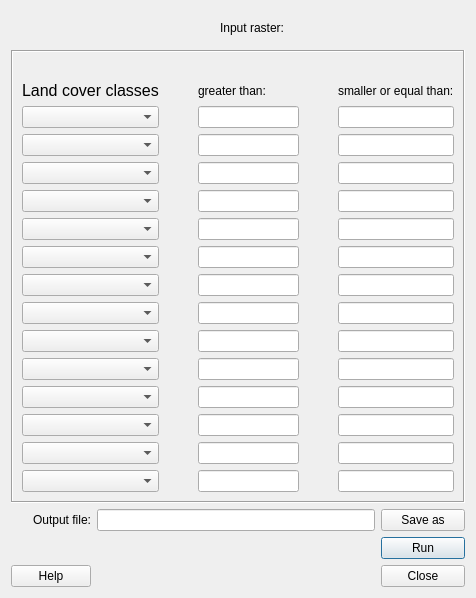
Old version of the form LandCoverReclassifier/land_cover_reclassifier_dialog_base.ui in the repository UMEP-dev/UMEP.
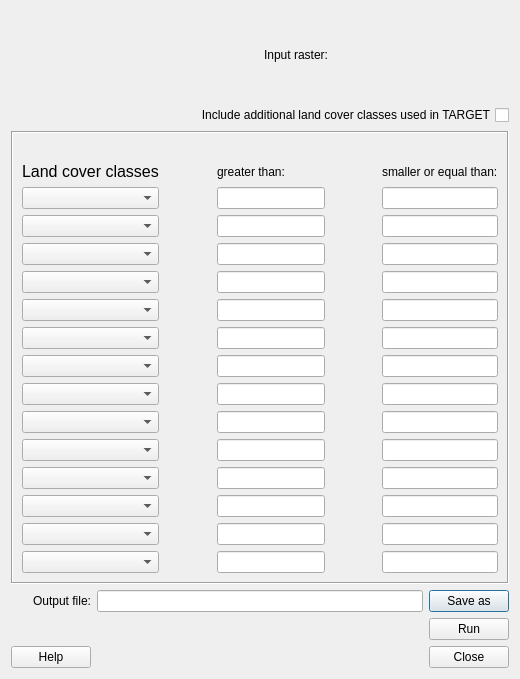
New version of the form.

Patch:
```diff
--- a/LandCoverReclassifier/land_cover_reclassifier_dialog_base.ui
+++ b/LandCoverReclassifier/land_cover_reclassifier_dialog_base.ui
@@ -6,66 +6,65 @@
    <rect>
     <x>0</x>
     <y>0</y>
-    <width>476</width>
-    <height>598</height>
+    <width>520</width>
+    <height>679</height>
    </rect>
   </property>
   <property name="windowTitle">
    <string>Land Cover Reclassifier</string>
   </property>
-  <layout class="QGridLayout" name="gridLayout">
-   <item row="3" column="5">
-    <widget class="QPushButton" name="runButton">
-     <property name="text">
-      <string>Run</string>
+  <layout class="QGridLayout" name="gridLayout_4">
+   <item row="0" column="0">
+    <spacer name="horizontalSpacer_3">
+     <property name="orientation">
+      <enum>Qt::Horizontal</enum>
      </property>
-    </widget>
-   </item>
-   <item row="4" column="5">
-    <widget class="QPushButton" name="closeButton">
-     <property name="enabled">
-      <bool>true</bool>
+     <property name="sizeHint" stdset="0">
+      <size>
+       <width>40</width>
+       <height>20</height>
+      </size>
      </property>
-     <property name="text">
-      <string>Close</string>
-     </property>
-    </widget>
+    </spacer>
    </item>
-   <item row="4" column="1">
-    <widget class="QPushButton" name="helpButton">
-     <property name="text">
-      <string>Help</string>
-     </property>
-    </widget>
+   <item row="0" column="1">
+    <layout class="QGridLayout" name="gridLayout">
+     <item row="0" column="0">
+      <widget class="QLabel" name="label_2">
+       <property name="text">
+        <string>Input raster:</string>
+       </property>
+       <property name="alignment">
+        <set>Qt::AlignRight|Qt::AlignTrailing|Qt::AlignVCenter</set>
+       </property>
+      </widget>
+     </item>
+     <item row="0" column="1">
+      <widget class="QWidget" name="widgetLCgrid" native="true">
+       <property name="minimumSize">
+        <size>
+         <width>175</width>
+         <height>30</height>
+        </size>
+       </property>
+       <property name="layoutDirection">
+        <enum>Qt::LeftToRight</enum>
+       </property>
+      </widget>
+     </item>
+    </layout>
    </item>
-   <item row="2" column="1">
-    <widget class="QLabel" name="label_6">
-     <property name="text">
-      <string>Output file:</string>
+   <item row="1" column="0" colspan="2">
+    <widget class="QCheckBox" name="checkBoxTarget">
+     <property name="layoutDirection">
+      <enum>Qt::RightToLeft</enum>
      </property>
-     <property name="alignment">
-      <set>Qt::AlignRight|Qt::AlignTrailing|Qt::AlignVCenter</set>
-     </property>
-    </widget>
-   </item>
-   <item row="2" column="5">
-    <widget class="QPushButton" name="pushButtonSave">
      <property name="text">
-      <string>Save as</string>
+      <string>Include additional land cover classes used in TARGET</string>
      </property>
     </widget>
    </item>
-   <item row="0" column="3">
-    <widget class="QLabel" name="label_2">
-     <property name="text">
-      <string>Input raster:</string>
-     </property>
-     <property name="alignment">
-      <set>Qt::AlignRight|Qt::AlignTrailing|Qt::AlignVCenter</set>
-     </property>
-    </widget>
-   </item>
-   <item row="1" column="1" colspan="5">
+   <item row="2" column="0" colspan="2">
     <widget class="QFrame" name="frame_2">
      <property name="frameShape">
       <enum>QFrame::Box</enum>
@@ -1102,35 +1101,53 @@
      </layout>
     </widget>
    </item>
-   <item row="0" column="2">
-    <spacer name="horizontalSpacer_3">
-     <property name="orientation">
-      <enum>Qt::Horizontal</enum>
-     </property>
-     <property name="sizeHint" stdset="0">
-      <size>
-       <width>40</width>
-       <height>20</height>
-      </size>
-     </property>
-    </spacer>
-   </item>
-   <item row="0" column="4" colspan="2">
-    <widget class="QWidget" name="widgetLCgrid" native="true">
-     <property name="minimumSize">
-      <size>
-       <width>175</width>
-       <height>30</height>
-      </size>
-     </property>
-     <property name="layoutDirection">
-      <enum>Qt::LeftToRight</enum>
-     </property>
-     <layout class="QGridLayout" name="gridLayout_3"/>
-    </widget>
-   </item>
-   <item row="2" column="2" colspan="3">
-    <widget class="QLineEdit" name="textOutput"/>
+   <item row="3" column="0" colspan="2">
+    <layout class="QGridLayout" name="gridLayout_3">
+     <item row="0" column="0">
+      <widget class="QLabel" name="label_6">
+       <property name="text">
+        <string>Output file:</string>
+       </property>
+       <property name="alignment">
+        <set>Qt::AlignRight|Qt::AlignTrailing|Qt::AlignVCenter</set>
+       </property>
+      </widget>
+     </item>
+     <item row="0" column="1">
+      <widget class="QLineEdit" name="textOutput"/>
+     </item>
+     <item row="0" column="2">
+      <widget class="QPushButton" name="pushButtonSave">
+       <property name="text">
+        <string>Save as</string>
+       </property>
+      </widget>
+     </item>
+     <item row="1" column="2">
+      <widget class="QPushButton" name="runButton">
+       <property name="text">
+        <string>Run</string>
+       </property>
+      </widget>
+     </item>
+     <item row="2" column="0">
+      <widget class="QPushButton" name="helpButton">
+       <property name="text">
+        <string>Help</string>
+       </property>
+      </widget>
+     </item>
+     <item row="2" column="2">
+      <widget class="QPushButton" name="closeButton">
+       <property name="enabled">
+        <bool>true</bool>
+       </property>
+       <property name="text">
+        <string>Close</string>
+       </property>
+      </widget>
+     </item>
+    </layout>
    </item>
   </layout>
  </widget>
```
